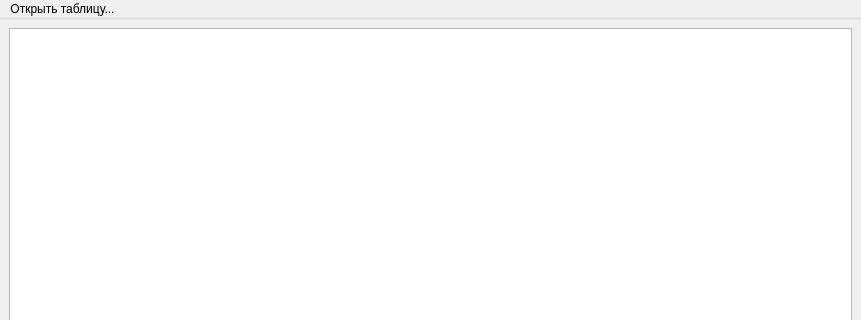
VladislavWaza/TradeManagementDatabase, file mainwindow.ui: the form before one commit; both pictures show x 0 to 861 and y 0 to 320 of the 861 by 600 pixel window.
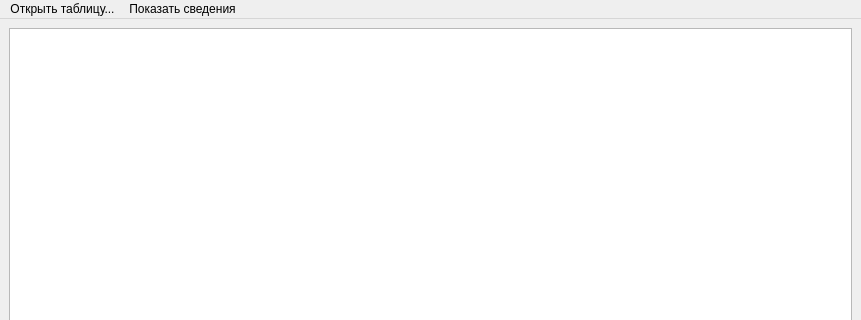
The form after the commit.

The edit to the form file:
```diff
--- a/mainwindow.ui
+++ b/mainwindow.ui
@@ -72,7 +72,18 @@
     <addaction name="showShopProds"/>
     <addaction name="showDepProds"/>
    </widget>
+   <widget class="QMenu" name="menu_2">
+    <property name="title">
+     <string>Показать сведения</string>
+    </property>
+    <addaction name="prodsOnBase"/>
+    <addaction name="prodsOnShop"/>
+    <addaction name="prodsOnDep"/>
+    <addaction name="managers"/>
+    <addaction name="identicalProds"/>
+   </widget>
    <addaction name="menu"/>
+   <addaction name="menu_2"/>
   </widget>
   <widget class="QStatusBar" name="statusbar"/>
   <action name="showShops">
```
Left out of the diff: 25 changed lines with no effect on the pictures.
